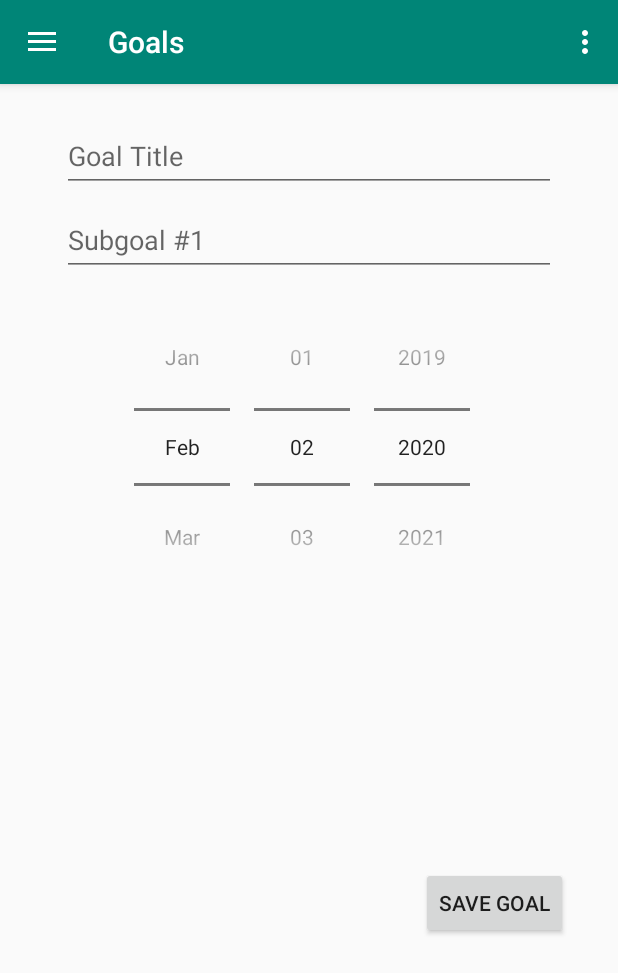
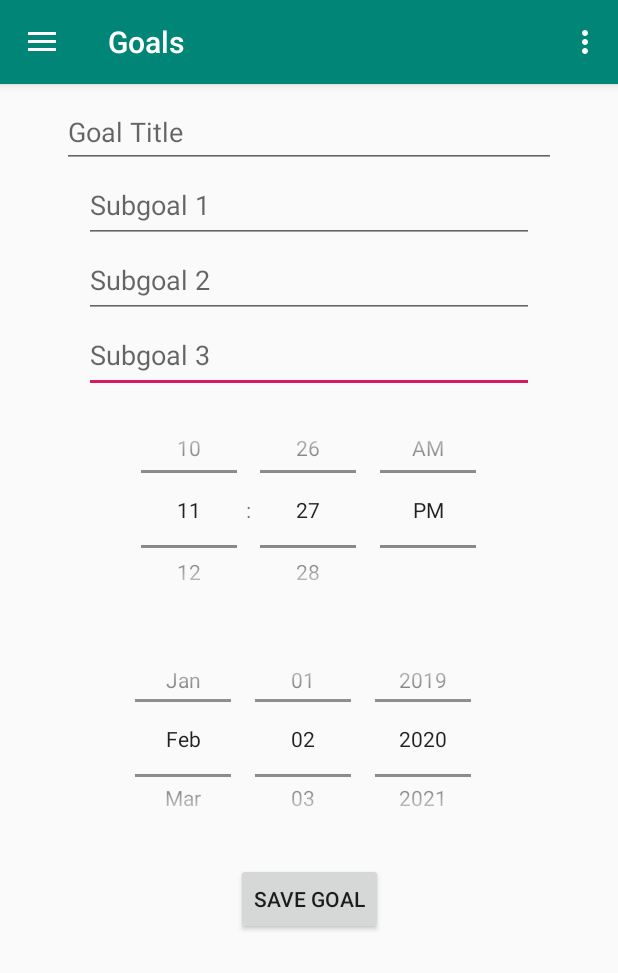
Before and after one commit to TheCrunchy/finalyearProjectV2, an Android app: the screen it shows after launch (MainActivity), in the side drawer, after a tap on "Goals", on a phone screen of 412 x 824 dp. Shown: the top 973 px of the screen. Run offline under Robolectric (Android 15) with nearby library versions, the phone set to English and light mode, and no system bars; our stand-ins replace navigation-ui.

Commit message:
More work on home and goal screen

```diff
--- a/app/src/main/java/com/cameron/finalyearprojectv2/MainActivity.java
+++ b/app/src/main/java/com/cameron/finalyearprojectv2/MainActivity.java
@@ -6,6 +6,7 @@ import android.view.View;
 import android.widget.Button;
 import android.widget.DatePicker;
 import android.widget.EditText;
+import android.widget.TimePicker;
 import android.widget.Toast;
 
 import androidx.appcompat.app.AppCompatActivity;
@@ -36,8 +37,9 @@ public class MainActivity extends AppCompatActivity{
     private static UserData data = UserData.getInstance();
     //EditText mEditText;
     String date;
-    DatePicker picker;
-    EditText userInputGoal;
+    DatePicker datePicker;
+    TimePicker timePicker;
+    EditText userInputGoal1, userInputGoal2, userInputGoal3;
     EditText userInputGoalTitle;
 
 
@@ -87,13 +89,18 @@ public class MainActivity extends AppCompatActivity{
     }
 
     public void onAddGoal(View v){
-        picker=(DatePicker)findViewById(R.id.datePicker1);
+        datePicker=(DatePicker)findViewById(R.id.datePicker1);
+        timePicker=(TimePicker)findViewById(R.id.timePicker1);
         userInputGoalTitle = (EditText) findViewById(R.id.text_goalsTitle);
-        userInputGoal = (EditText) findViewById(R.id.text_goals);
+        userInputGoal1 = (EditText) findViewById(R.id.editTextSubGoal1);
+        userInputGoal2 = (EditText) findViewById(R.id.editTextSubGoal2);
+        userInputGoal3 = (EditText) findViewById(R.id.editTextSubGoal3);
         Button button = (Button) findViewById(R.id.buttonSave);
        // System.out.println("PICKER " + picker.getMonth());
 
-        data.addGoal(userInputGoalTitle.getText().toString(), userInputGoal.getText().toString(), picker.getDayOfMonth()+"/"+ (picker.getMonth() + 1)+"/"+picker.getYear());
+        data.addGoal(userInputGoalTitle.getText().toString(), userInputGoal1.getText().toString(), datePicker.getDayOfMonth()+"/"+ (datePicker.getMonth() + 1)+"/"+datePicker.getYear() + "==" + timePicker.getHour() + ":" + timePicker.getMinute());
+        data.addGoal(userInputGoalTitle.getText().toString(), userInputGoal2.getText().toString(), datePicker.getDayOfMonth()+"/"+ (datePicker.getMonth() + 1)+"/"+datePicker.getYear() + "==" + timePicker.getHour() + ":" + timePicker.getMinute());
+        data.addGoal(userInputGoalTitle.getText().toString(), userInputGoal3.getText().toString(), datePicker.getDayOfMonth()+"/"+ (datePicker.getMonth() + 1)+"/"+datePicker.getYear() + "==" + timePicker.getHour() + ":" + timePicker.getMinute());
         saveFile();
 
     }
--- a/app/src/main/java/com/cameron/finalyearprojectv2/UserData.java
+++ b/app/src/main/java/com/cameron/finalyearprojectv2/UserData.java
@@ -14,6 +14,9 @@ public final class UserData {
 
     public void addGoal(String goalTitle, String subGoal, String deadline){
         String[]split = deadline.split("/");
+        if (split[0].length() == 1){
+            split[0] = "0" + split[0];
+        }
         if (split[1].length() == 1){
             split[1] = "0" + split[1];
         }
--- a/app/src/main/res/layout/fragment_goals.xml
+++ b/app/src/main/res/layout/fragment_goals.xml
@@ -5,38 +5,77 @@
     android:layout_width="match_parent"
     android:layout_height="match_parent">
 
-    <DatePicker
-        android:id="@+id/datePicker1"
-        android:layout_width="wrap_content"
-        android:layout_height="wrap_content"
-        android:layout_marginTop="8dp"
-        android:calendarViewShown="false"
-        android:datePickerMode="spinner"
+    <EditText
+        android:id="@+id/editTextSubGoal3"
+        android:layout_width="300dp"
+        android:layout_height="50dp"
+        android:ems="10"
+        android:hint="Subgoal 3"
+        android:inputType="textPersonName"
         app:layout_constraintEnd_toEndOf="parent"
-        app:layout_constraintHorizontal_bias="0.496"
         app:layout_constraintStart_toStartOf="parent"
-        app:layout_constraintTop_toBottomOf="@+id/text_goals" />
+        app:layout_constraintTop_toBottomOf="@+id/editTextSubGoal2" />
+
+    <EditText
+        android:id="@+id/editTextSubGoal1"
+        android:layout_width="300dp"
+        android:layout_height="50dp"
+        android:layout_marginStart="40dp"
+        android:layout_marginEnd="40dp"
+        android:ems="10"
+        android:hint="Subgoal 1"
+        android:inputType="textPersonName"
+        app:layout_constraintEnd_toEndOf="parent"
+        app:layout_constraintHorizontal_bias="0.503"
+        app:layout_constraintStart_toStartOf="parent"
+        app:layout_constraintTop_toBottomOf="@+id/text_goalsTitle" />
+
+    <EditText
+        android:id="@+id/editTextSubGoal2"
+        android:layout_width="300dp"
+        android:layout_height="50dp"
+        android:ems="10"
+        android:hint="Subgoal 2"
+        android:inputType="textPersonName"
+        app:layout_constraintEnd_toEndOf="parent"
+        app:layout_constraintStart_toStartOf="parent"
+        app:layout_constraintTop_toBottomOf="@+id/editTextSubGoal1" />
 
     <Button
         android:id="@+id/buttonSave"
         android:layout_width="wrap_content"
         android:layout_height="wrap_content"
-        android:layout_marginBottom="24dp"
+        android:layout_marginTop="8dp"
         android:onClick="onAddGoal"
         android:text="Save Goal"
-        app:layout_constraintBottom_toBottomOf="parent"
         app:layout_constraintEnd_toEndOf="parent"
-        app:layout_constraintHorizontal_bias="0.894"
         app:layout_constraintStart_toStartOf="parent"
         app:layout_constraintTop_toBottomOf="@+id/datePicker1" />
+
+    <DatePicker
+        android:id="@+id/datePicker1"
+        android:layout_width="300dp"
+        android:layout_height="150dp"
+        android:calendarViewShown="false"
+        android:datePickerMode="spinner"
+        app:layout_constraintEnd_toEndOf="parent"
+        app:layout_constraintStart_toStartOf="parent"
+        app:layout_constraintTop_toBottomOf="@+id/timePicker1" />
+
+    <TimePicker
+        android:id="@+id/timePicker1"
+        android:layout_width="300dp"
+        android:layout_height="155dp"
+        android:timePickerMode="spinner"
+        app:layout_constraintEnd_toEndOf="parent"
+        app:layout_constraintStart_toStartOf="parent"
+        app:layout_constraintTop_toBottomOf="@+id/editTextSubGoal3" />
 
     <EditText
         android:id="@+id/text_goalsTitle"
         android:layout_width="329dp"
         android:layout_height="48dp"
-        android:layout_marginStart="15dp"
-        android:layout_marginTop="24dp"
-        android:layout_marginEnd="15dp"
+        android:layout_marginTop="8dp"
         android:ems="10"
         android:hint="Goal Title"
         android:inputType="textPersonName"
@@ -44,18 +83,5 @@
         app:layout_constraintStart_toStartOf="parent"
         app:layout_constraintTop_toTopOf="parent" />
 
-    <EditText
-        android:id="@+id/text_goals"
-        android:layout_width="329dp"
-        android:layout_height="48dp"
-        android:layout_marginStart="15dp"
-        android:layout_marginTop="8dp"
-        android:layout_marginEnd="15dp"
-        android:ems="10"
-        android:hint="Subgoal #1"
-        android:inputType="textPersonName"
-        app:layout_constraintEnd_toEndOf="parent"
-        app:layout_constraintStart_toStartOf="parent"
-        app:layout_constraintTop_toBottomOf="@+id/text_goalsTitle" />
 
 </androidx.constraintlayout.widget.ConstraintLayout>
```
Also changed, not shown: app/src/main/java/com/cameron/finalyearprojectv2/ui/home/HomeFragment.java (+14 -17 lines), app/src/main/res/layout/fragment_home.xml (+6 -4 lines).
